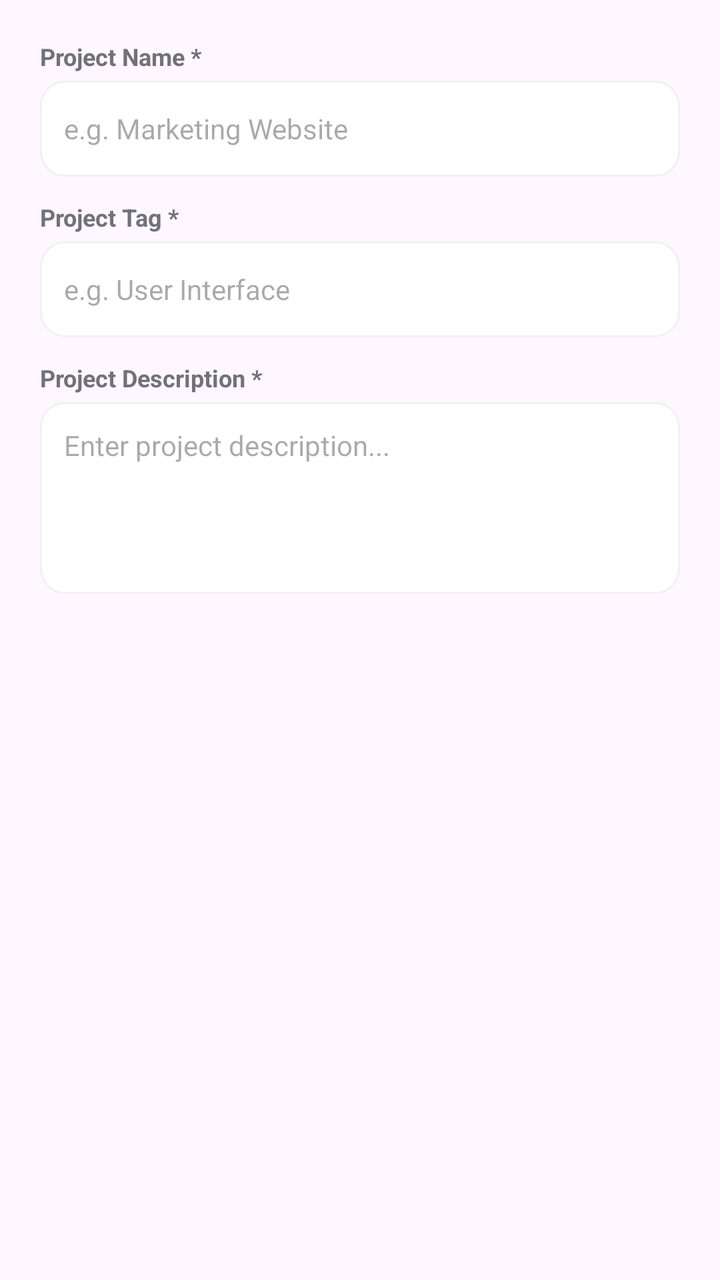
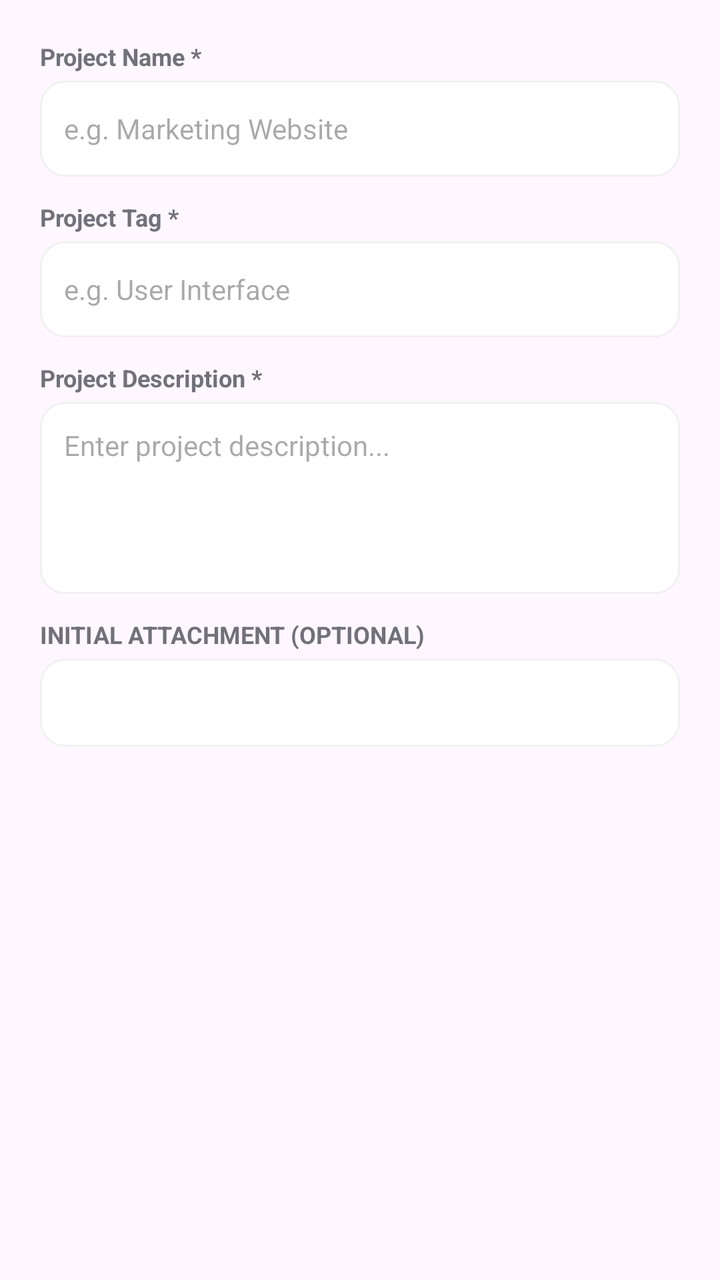

Compare the two renders of this Android layout. The source of the first and the diff that turns it into the second are given below.
<!-- AndroidManifest.xml: application theme Theme.Ass3 -->
<!-- res/layout/dialog_new_project.xml -->
<?xml version="1.0" encoding="utf-8"?>
<LinearLayout xmlns:android="http://schemas.android.com/apk/res/android"
    android:layout_width="match_parent"
    android:layout_height="wrap_content"
    android:orientation="vertical"
    android:padding="20dp">

    <TextView
        android:layout_width="match_parent"
        android:layout_height="wrap_content"
        android:layout_marginBottom="4dp"
        android:text="Project Name *"
        android:textColor="@color/text_secondary"
        android:textSize="12sp"
        android:textStyle="bold" />

    <EditText
        android:id="@+id/etNewProjectName"
        android:layout_width="match_parent"
        android:layout_height="48dp"
        android:layout_marginBottom="12dp"
        android:background="@drawable/bg_search"
        android:hint="e.g. Marketing Website"
        android:inputType="text"
        android:paddingStart="12dp"
        android:paddingEnd="12dp"
        android:textSize="14sp" />

    <TextView
        android:layout_width="match_parent"
        android:layout_height="wrap_content"
        android:layout_marginBottom="4dp"
        android:text="Project Tag *"
        android:textColor="@color/text_secondary"
        android:textSize="12sp"
        android:textStyle="bold" />

    <EditText
        android:id="@+id/etNewProjectTag"
        android:layout_width="match_parent"
        android:layout_height="48dp"
        android:layout_marginBottom="12dp"
        android:background="@drawable/bg_search"
        android:hint="e.g. User Interface"
        android:inputType="text"
        android:paddingStart="12dp"
        android:paddingEnd="12dp"
        android:textSize="14sp" />

    <TextView
        android:layout_width="match_parent"
        android:layout_height="wrap_content"
        android:layout_marginBottom="4dp"
        android:text="Project Description *"
        android:textColor="@color/text_secondary"
        android:textSize="12sp"
        android:textStyle="bold" />

    <EditText
        android:id="@+id/etNewProjectDesc"
        android:layout_width="match_parent"
        android:layout_height="96dp"
        android:background="@drawable/bg_search"
        android:gravity="top|start"
        android:hint="Enter project description..."
        android:inputType="textMultiLine"
        android:padding="12dp"
        android:textSize="14sp" />

</LinearLayout>
<!-- resources referenced by this layout -->
<resources>
  <color name="text_secondary">#71717A</color>
  <!-- drawable bg_search (drawable) -->
  <?xml version="1.0" encoding="utf-8"?>
  <shape xmlns:android="http://schemas.android.com/apk/res/android"
      android:shape="rectangle">
      <solid android:color="@color/card_background" />
      <corners android:radius="12dp" />
      <stroke android:width="1dp" android:color="@color/divider_color" />
  </shape>
  <style name="Theme.Ass3" parent="Base.Theme.Ass3" />
  <color name="card_background">#FFFFFF</color>
  <color name="divider_color">#F1F1F1</color>
  <style name="Base.Theme.Ass3" parent="Theme.Material3.DayNight.NoActionBar">
          
          
      </style>
</resources>

<!-- the commit's change to res/layout/dialog_new_project.xml (unified diff, before → after) -->
@@ -1,70 +1,92 @@
 <?xml version="1.0" encoding="utf-8"?>
-<LinearLayout xmlns:android="http://schemas.android.com/apk/res/android"
+<ScrollView xmlns:android="http://schemas.android.com/apk/res/android"
     android:layout_width="match_parent"
-    android:layout_height="wrap_content"
-    android:orientation="vertical"
-    android:padding="20dp">
+    android:layout_height="wrap_content">
 
-    <TextView
+    <LinearLayout
         android:layout_width="match_parent"
         android:layout_height="wrap_content"
-        android:layout_marginBottom="4dp"
-        android:text="Project Name *"
-        android:textColor="@color/text_secondary"
-        android:textSize="12sp"
-        android:textStyle="bold" />
+        android:orientation="vertical"
+        android:padding="20dp">
 
-    <EditText
-        android:id="@+id/etNewProjectName"
-        android:layout_width="match_parent"
-        android:layout_height="48dp"
-        android:layout_marginBottom="12dp"
-        android:background="@drawable/bg_search"
-        android:hint="e.g. Marketing Website"
-        android:inputType="text"
-        android:paddingStart="12dp"
-        android:paddingEnd="12dp"
-        android:textSize="14sp" />
+        <TextView
+            android:layout_width="match_parent"
+            android:layout_height="wrap_content"
+            android:layout_marginBottom="4dp"
+            android:text="Project Name *"
+            android:textColor="@color/text_secondary"
+            android:textSize="12sp"
+            android:textStyle="bold" />
 
-    <TextView
-        android:layout_width="match_parent"
-        android:layout_height="wrap_content"
-        android:layout_marginBottom="4dp"
-        android:text="Project Tag *"
-        android:textColor="@color/text_secondary"
-        android:textSize="12sp"
-        android:textStyle="bold" />
+        <EditText
+            android:id="@+id/etNewProjectName"
+            android:layout_width="match_parent"
+            android:layout_height="48dp"
+            android:layout_marginBottom="12dp"
+            android:background="@drawable/bg_search"
+            android:hint="e.g. Marketing Website"
+            android:inputType="text"
+            android:paddingStart="12dp"
+            android:paddingEnd="12dp"
+            android:textSize="14sp" />
 
-    <EditText
-        android:id="@+id/etNewProjectTag"
-        android:layout_width="match_parent"
-        android:layout_height="48dp"
-        android:layout_marginBottom="12dp"
-        android:background="@drawable/bg_search"
-        android:hint="e.g. User Interface"
-        android:inputType="text"
-        android:paddingStart="12dp"
-        android:paddingEnd="12dp"
-        android:textSize="14sp" />
+        <TextView
+            android:layout_width="match_parent"
+            android:layout_height="wrap_content"
+            android:layout_marginBottom="4dp"
+            android:text="Project Tag *"
+            android:textColor="@color/text_secondary"
+            android:textSize="12sp"
+            android:textStyle="bold" />
 
-    <TextView
-        android:layout_width="match_parent"
-        android:layout_height="wrap_content"
-        android:layout_marginBottom="4dp"
-        android:text="Project Description *"
-        android:textColor="@color/text_secondary"
-        android:textSize="12sp"
-        android:textStyle="bold" />
+        <EditText
+            android:id="@+id/etNewProjectTag"
+            android:layout_width="match_parent"
+            android:layout_height="48dp"
+            android:layout_marginBottom="12dp"
+            android:background="@drawable/bg_search"
+            android:hint="e.g. User Interface"
+            android:inputType="text"
+            android:paddingStart="12dp"
+            android:paddingEnd="12dp"
+            android:textSize="14sp" />
 
-    <EditText
-        android:id="@+id/etNewProjectDesc"
-        android:layout_width="match_parent"
-        android:layout_height="96dp"
-        android:background="@drawable/bg_search"
-        android:gravity="top|start"
-        android:hint="Enter project description..."
-        android:inputType="textMultiLine"
-        android:padding="12dp"
-        android:textSize="14sp" />
+        <TextView
+            android:layout_width="match_parent"
+            android:layout_height="wrap_content"
+            android:layout_marginBottom="4dp"
+            android:text="Project Description *"
+            android:textColor="@color/text_secondary"
+            android:textSize="12sp"
+            android:textStyle="bold" />
 
-</LinearLayout>
+        <EditText
+            android:id="@+id/etNewProjectDesc"
+            android:layout_width="match_parent"
+            android:layout_height="96dp"
+            android:layout_marginBottom="12dp"
+            android:background="@drawable/bg_search"
+            android:gravity="top|start"
+            android:hint="Enter project description..."
+            android:inputType="textMultiLine"
+            android:padding="12dp"
+            android:textSize="14sp" />
+
+        <TextView
+            android:layout_width="match_parent"
+            android:layout_height="wrap_content"
+            android:layout_marginBottom="4dp"
+            android:text="INITIAL ATTACHMENT (OPTIONAL)"
+            android:textColor="@color/text_secondary"
+            android:textSize="12sp"
+            android:textStyle="bold" />
+
+        <Spinner
+            android:id="@+id/spinnerNewProjectAttachment"
+            android:layout_width="match_parent"
+            android:layout_height="44dp"
+            android:background="@drawable/bg_search" />
+
+    </LinearLayout>
+
+</ScrollView>
